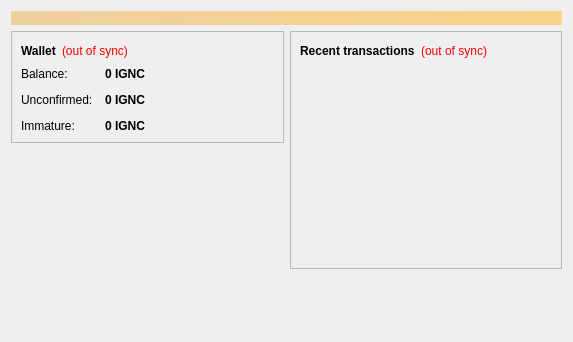
This is src/qt/forms/overviewpage.ui in vtsxking/ignitecoin as Qt 5 draws it before an edit. The edited form follows.
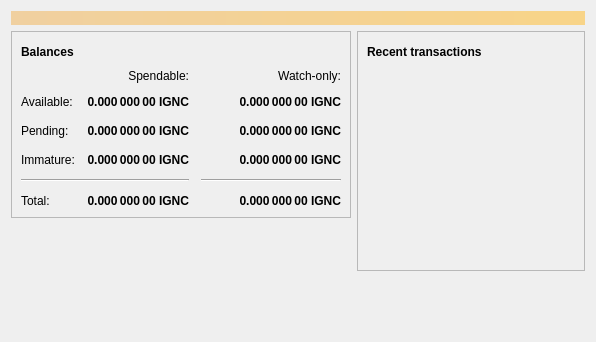
This is the edited form. Icons and pictures are not drawn.

Patch:
```diff
--- a/src/qt/forms/overviewpage.ui
+++ b/src/qt/forms/overviewpage.ui
@@ -6,7 +6,7 @@
    <rect>
     <x>0</x>
     <y>0</y>
-    <width>573</width>
+    <width>596</width>
     <height>342</height>
    </rect>
   </property>
@@ -20,7 +20,7 @@
       <bool>false</bool>
      </property>
      <property name="styleSheet">
-      <string notr="true">background-color: qlineargradient(x1: 0, y1: 0, x2: 1, y2: 0, stop:0 #F0D0A0, stop:1 #F8D488); color:#000000;</string>
+      <string notr="true">QLabel { background-color: qlineargradient(x1: 0, y1: 0, x2: 1, y2: 0, stop:0 #F0D0A0, stop:1 #F8D488); color:#000000; }</string>
      </property>
      <property name="wordWrap">
       <bool>true</bool>
@@ -54,27 +54,197 @@
                </font>
               </property>
               <property name="text">
-               <string>Wallet</string>
+               <string>Balances</string>
               </property>
              </widget>
             </item>
             <item>
-             <widget class="QLabel" name="labelWalletStatus">
+             <widget class="QPushButton" name="labelWalletStatus">
+              <property name="enabled">
+               <bool>true</bool>
+              </property>
+              <property name="maximumSize">
+               <size>
+                <width>30</width>
+                <height>16777215</height>
+               </size>
+              </property>
               <property name="toolTip">
                <string>The displayed information may be out of date. Your wallet automatically synchronizes with the Ignitecoin network after a connection is established, but this process has not completed yet.</string>
               </property>
-              <property name="styleSheet">
-               <string notr="true">QLabel { color: red; }</string>
-              </property>
               <property name="text">
-               <string notr="true">(out of sync)</string>
+               <string/>
               </property>
-              <property name="alignment">
-               <set>Qt::AlignLeading|Qt::AlignLeft|Qt::AlignVCenter</set>
+              <property name="icon">
+               <iconset resource="../bitcoin.qrc">
+                <normaloff>:/icons/warning</normaloff>
+                <disabledoff>:/icons/warning</disabledoff>:/icons/warning</iconset>
+              </property>
+              <property name="iconSize">
+               <size>
+                <width>24</width>
+                <height>24</height>
+               </size>
+              </property>
+              <property name="flat">
+               <bool>true</bool>
               </property>
              </widget>
             </item>
             <item>
+             <spacer name="horizontalSpacer_3">
+              <property name="orientation">
+               <enum>Qt::Horizontal</enum>
+              </property>
+              <property name="sizeHint" stdset="0">
+               <size>
+                <width>40</width>
+                <height>20</height>
+               </size>
+              </property>
+             </spacer>
+            </item>
+           </layout>
+          </item>
+          <item>
+           <layout class="QGridLayout" name="gridLayout">
+            <property name="spacing">
+             <number>12</number>
+            </property>
+            <item row="2" column="2">
+             <widget class="QLabel" name="labelWatchPending">
+              <property name="font">
+               <font>
+                <weight>75</weight>
+                <bold>true</bold>
+               </font>
+              </property>
+              <property name="cursor">
+               <cursorShape>IBeamCursor</cursorShape>
+              </property>
+              <property name="toolTip">
+               <string>Unconfirmed transactions to watch-only addresses</string>
+              </property>
+              <property name="text">
+               <string notr="true">0.000 000 00 IGNC</string>
+              </property>
+              <property name="alignment">
+               <set>Qt::AlignRight|Qt::AlignTrailing|Qt::AlignVCenter</set>
+              </property>
+              <property name="textInteractionFlags">
+               <set>Qt::LinksAccessibleByMouse|Qt::TextSelectableByKeyboard|Qt::TextSelectableByMouse</set>
+              </property>
+             </widget>
+            </item>
+            <item row="2" column="1">
+             <widget class="QLabel" name="labelUnconfirmed">
+              <property name="font">
+               <font>
+                <weight>75</weight>
+                <bold>true</bold>
+               </font>
+              </property>
+              <property name="cursor">
+               <cursorShape>IBeamCursor</cursorShape>
+              </property>
+              <property name="toolTip">
+               <string>Total of transactions that have yet to be confirmed, and do not yet count toward the spendable balance</string>
+              </property>
+              <property name="text">
+               <string notr="true">0.000 000 00 IGNC</string>
+              </property>
+              <property name="alignment">
+               <set>Qt::AlignRight|Qt::AlignTrailing|Qt::AlignVCenter</set>
+              </property>
+              <property name="textInteractionFlags">
+               <set>Qt::LinksAccessibleByMouse|Qt::TextSelectableByKeyboard|Qt::TextSelectableByMouse</set>
+              </property>
+             </widget>
+            </item>
+            <item row="3" column="2">
+             <widget class="QLabel" name="labelWatchImmature">
+              <property name="font">
+               <font>
+                <weight>75</weight>
+                <bold>true</bold>
+               </font>
+              </property>
+              <property name="cursor">
+               <cursorShape>IBeamCursor</cursorShape>
+              </property>
+              <property name="toolTip">
+               <string>Mined balance in watch-only addresses that has not yet matured</string>
+              </property>
+              <property name="text">
+               <string notr="true">0.000 000 00 IGNC</string>
+              </property>
+              <property name="alignment">
+               <set>Qt::AlignRight|Qt::AlignTrailing|Qt::AlignVCenter</set>
+              </property>
+              <property name="textInteractionFlags">
+               <set>Qt::LinksAccessibleByMouse|Qt::TextSelectableByKeyboard|Qt::TextSelectableByMouse</set>
+              </property>
+             </widget>
+            </item>
+            <item row="4" column="0" colspan="2">
+             <widget class="Line" name="line">
+              <property name="orientation">
+               <enum>Qt::Horizontal</enum>
+              </property>
+             </widget>
+            </item>
+            <item row="4" column="2">
+             <widget class="Line" name="lineWatchBalance">
+              <property name="sizePolicy">
+               <sizepolicy hsizetype="Preferred" vsizetype="Fixed">
+                <horstretch>0</horstretch>
+                <verstretch>0</verstretch>
+               </sizepolicy>
+              </property>
+              <property name="minimumSize">
+               <size>
+                <width>140</width>
+                <height>0</height>
+               </size>
+              </property>
+              <property name="orientation">
+               <enum>Qt::Horizontal</enum>
+              </property>
+             </widget>
+            </item>
+            <item row="5" column="0">
+             <widget class="QLabel" name="labelTotalText">
+              <property name="text">
+               <string>Total:</string>
+              </property>
+             </widget>
+            </item>
+            <item row="3" column="1">
+             <widget class="QLabel" name="labelImmature">
+              <property name="font">
+               <font>
+                <weight>75</weight>
+                <bold>true</bold>
+               </font>
+              </property>
+              <property name="cursor">
+               <cursorShape>IBeamCursor</cursorShape>
+              </property>
+              <property name="toolTip">
+               <string>Mined balance that has not yet matured</string>
+              </property>
+              <property name="text">
+               <string notr="true">0.000 000 00 IGNC</string>
+              </property>
+              <property name="alignment">
+               <set>Qt::AlignRight|Qt::AlignTrailing|Qt::AlignVCenter</set>
+              </property>
+              <property name="textInteractionFlags">
+               <set>Qt::LinksAccessibleByMouse|Qt::TextSelectableByKeyboard|Qt::TextSelectableByMouse</set>
+              </property>
+             </widget>
+            </item>
+            <item row="2" column="3">
              <spacer name="horizontalSpacer_2">
               <property name="orientation">
                <enum>Qt::Horizontal</enum>
@@ -87,28 +257,15 @@
               </property>
              </spacer>
             </item>
-           </layout>
-          </item>
-          <item>
-           <layout class="QFormLayout" name="formLayout_2">
-            <property name="fieldGrowthPolicy">
-             <enum>QFormLayout::AllNonFixedFieldsGrow</enum>
-            </property>
-            <property name="horizontalSpacing">
-             <number>12</number>
-            </property>
-            <property name="verticalSpacing">
-             <number>12</number>
-            </property>
-            <item row="0" column="0">
-             <widget class="QLabel" name="label">
+            <item row="3" column="0">
+             <widget class="QLabel" name="labelImmatureText">
               <property name="text">
-               <string>Balance:</string>
+               <string>Immature:</string>
               </property>
              </widget>
             </item>
-            <item row="0" column="1">
-             <widget class="QLabel" name="labelBalance">
+            <item row="5" column="1">
+             <widget class="QLabel" name="labelTotal">
               <property name="font">
                <font>
                 <weight>75</weight>
@@ -122,22 +279,60 @@
                <string>Your current balance</string>
               </property>
               <property name="text">
-               <string notr="true">0 IGNC</string>
+               <string notr="true">0.000 000 00 IGNC</string>
               </property>
+              <property name="alignment">
+               <set>Qt::AlignRight|Qt::AlignTrailing|Qt::AlignVCenter</set>
+              </property>
               <property name="textInteractionFlags">
                <set>Qt::LinksAccessibleByMouse|Qt::TextSelectableByKeyboard|Qt::TextSelectableByMouse</set>
               </property>
              </widget>
             </item>
+            <item row="5" column="2">
+             <widget class="QLabel" name="labelWatchTotal">
+              <property name="font">
+               <font>
+                <weight>75</weight>
+                <bold>true</bold>
+               </font>
+              </property>
+              <property name="cursor">
+               <cursorShape>IBeamCursor</cursorShape>
+              </property>
+              <property name="toolTip">
+               <string>Current total balance in watch-only addresses</string>
+              </property>
+              <property name="text">
+               <string notr="true">0.000 000 00 IGNC</string>
+              </property>
+              <property name="alignment">
+               <set>Qt::AlignRight|Qt::AlignTrailing|Qt::AlignVCenter</set>
+              </property>
+              <property name="textInteractionFlags">
+               <set>Qt::LinksAccessibleByMouse|Qt::TextSelectableByKeyboard|Qt::TextSelectableByMouse</set>
+              </property>
+             </widget>
+            </item>
+            <item row="0" column="2">
+             <widget class="QLabel" name="labelWatchonly">
+              <property name="text">
+               <string>Watch-only:</string>
+              </property>
+              <property name="alignment">
+               <set>Qt::AlignRight|Qt::AlignTrailing|Qt::AlignVCenter</set>
+              </property>
+             </widget>
+            </item>
             <item row="1" column="0">
-             <widget class="QLabel" name="label_3">
+             <widget class="QLabel" name="labelBalanceText">
               <property name="text">
-               <string>Unconfirmed:</string>
+               <string>Available:</string>
               </property>
              </widget>
             </item>
             <item row="1" column="1">
-             <widget class="QLabel" name="labelUnconfirmed">
+             <widget class="QLabel" name="labelBalance">
               <property name="font">
                <font>
                 <weight>75</weight>
@@ -151,7 +346,35 @@
                <string>Total of transactions that have yet to be confirmed, and do not yet count toward the current balance</string>
               </property>
               <property name="text">
-               <string notr="true">0 IGNC</string>
+               <string notr="true">0.000 000 00 IGNC</string>
+              </property>
+              <property name="alignment">
+               <set>Qt::AlignRight|Qt::AlignTrailing|Qt::AlignVCenter</set>
+              </property>
+              <property name="textInteractionFlags">
+               <set>Qt::LinksAccessibleByMouse|Qt::TextSelectableByKeyboard|Qt::TextSelectableByMouse</set>
+              </property>
+             </widget>
+            </item>
+            <item row="1" column="2">
+             <widget class="QLabel" name="labelWatchAvailable">
+              <property name="font">
+               <font>
+                <weight>75</weight>
+                <bold>true</bold>
+               </font>
+              </property>
+              <property name="cursor">
+               <cursorShape>IBeamCursor</cursorShape>
+              </property>
+              <property name="toolTip">
+               <string>Your current balance in watch-only addresses</string>
+              </property>
+              <property name="text">
+               <string notr="true">0.000 000 00 IGNC</string>
+              </property>
+              <property name="alignment">
+               <set>Qt::AlignRight|Qt::AlignTrailing|Qt::AlignVCenter</set>
               </property>
               <property name="textInteractionFlags">
                <set>Qt::LinksAccessibleByMouse|Qt::TextSelectableByKeyboard|Qt::TextSelectableByMouse</set>
@@ -159,28 +382,19 @@
              </widget>
             </item>
             <item row="2" column="0">
-             <widget class="QLabel" name="labelImmatureText">
+             <widget class="QLabel" name="labelPendingText">
               <property name="text">
-               <string>Immature:</string>
+               <string>Pending:</string>
               </property>
              </widget>
             </item>
-            <item row="2" column="1">
-             <widget class="QLabel" name="labelImmature">
-              <property name="font">
-               <font>
-                <weight>75</weight>
-                <bold>true</bold>
-               </font>
-              </property>
-              <property name="toolTip">
-               <string>Mined balance that has not yet matured</string>
-              </property>
+            <item row="0" column="1">
+             <widget class="QLabel" name="labelSpendable">
               <property name="text">
-               <string notr="true">0 IGNC</string>
+               <string>Spendable:</string>
               </property>
-              <property name="textInteractionFlags">
-               <set>Qt::LinksAccessibleByMouse|Qt::TextSelectableByKeyboard|Qt::TextSelectableByMouse</set>
+              <property name="alignment">
+               <set>Qt::AlignRight|Qt::AlignTrailing|Qt::AlignVCenter</set>
               </property>
              </widget>
             </item>
@@ -219,24 +433,47 @@
            <layout class="QHBoxLayout" name="horizontalLayout_2">
             <item>
              <widget class="QLabel" name="label_4">
+              <property name="font">
+               <font>
+                <weight>75</weight>
+                <bold>true</bold>
+               </font>
+              </property>
               <property name="text">
-               <string>&lt;b&gt;Recent transactions&lt;/b&gt;</string>
+               <string>Recent transactions</string>
               </property>
              </widget>
             </item>
             <item>
-             <widget class="QLabel" name="labelTransactionsStatus">
+             <widget class="QPushButton" name="labelTransactionsStatus">
+              <property name="enabled">
+               <bool>true</bool>
+              </property>
+              <property name="maximumSize">
+               <size>
+                <width>30</width>
+                <height>16777215</height>
+               </size>
+              </property>
               <property name="toolTip">
                <string>The displayed information may be out of date. Your wallet automatically synchronizes with the Ignitecoin network after a connection is established, but this process has not completed yet.</string>
               </property>
-              <property name="styleSheet">
-               <string notr="true">QLabel { color: red; }</string>
-              </property>
               <property name="text">
-               <string notr="true">(out of sync)</string>
+               <string/>
               </property>
-              <property name="alignment">
-               <set>Qt::AlignRight|Qt::AlignTrailing|Qt::AlignVCenter</set>
+              <property name="icon">
+               <iconset resource="../bitcoin.qrc">
+                <normaloff>:/icons/warning</normaloff>
+                <disabledoff>:/icons/warning</disabledoff>:/icons/warning</iconset>
+              </property>
+              <property name="iconSize">
+               <size>
+                <width>24</width>
+                <height>24</height>
+               </size>
+              </property>
+              <property name="flat">
+               <bool>true</bool>
               </property>
              </widget>
             </item>
```
Left out of the diff: 7 changed lines with no effect on the pictures.
